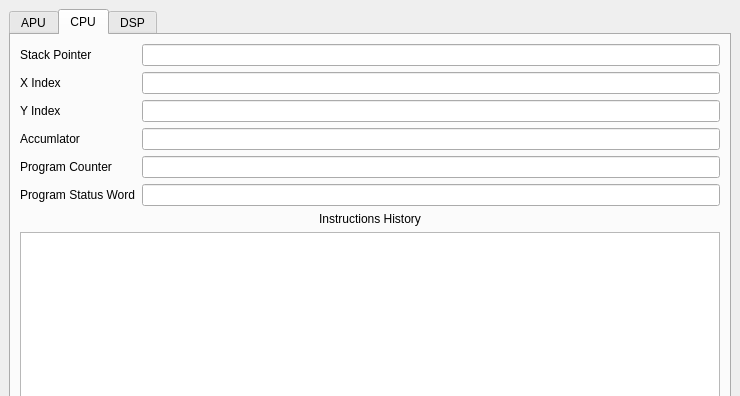
zoriya/ComSquare, file ui/apuView.ui: the form before one commit; both pictures show x 0 to 740 and y 0 to 396 of the 740 by 868 pixel window.
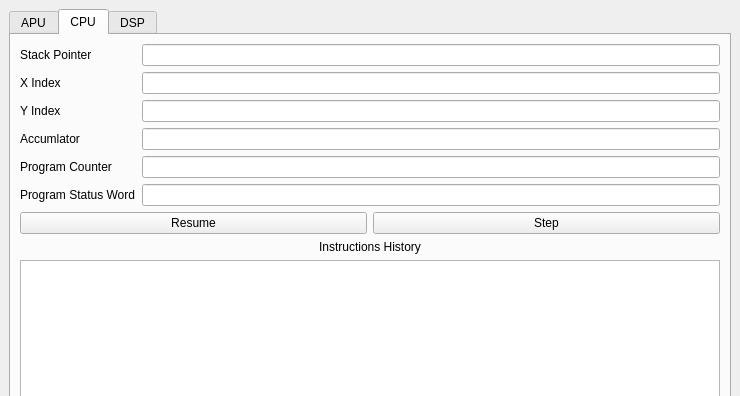
The form after the commit. The open tabs and pages were chosen to show the change. Icons and pictures are not drawn.

Commit message: Adding IPL Rom Trying (failure) to add a step/pause/resume action to debugger to see what's wrong in the APU (because something wrong is happening...)

```diff
--- a/ui/apuView.ui
+++ b/ui/apuView.ui
@@ -329,6 +329,45 @@
         <string>CPU</string>
        </attribute>
        <layout class="QGridLayout" name="gridLayout_3">
+        <item row="3" column="0">
+         <widget class="QTextBrowser" name="logger"/>
+        </item>
+        <item row="2" column="0">
+         <widget class="QLabel" name="loggerLabel">
+          <property name="text">
+           <string>Instructions History</string>
+          </property>
+          <property name="alignment">
+           <set>Qt::AlignCenter</set>
+          </property>
+         </widget>
+        </item>
+        <item row="1" column="0">
+         <layout class="QGridLayout" name="gridLayout">
+          <item row="0" column="0">
+           <widget class="QPushButton" name="resumeButton">
+            <property name="text">
+             <string>Resume</string>
+            </property>
+            <property name="icon">
+             <iconset resource="../resources/appResources.qrc">
+              <normaloff>:/resources/icons/play.svg</normaloff>:/resources/icons/play.svg</iconset>
+            </property>
+           </widget>
+          </item>
+          <item row="0" column="1">
+           <widget class="QPushButton" name="stepButton">
+            <property name="text">
+             <string>Step</string>
+            </property>
+            <property name="icon">
+             <iconset resource="../resources/appResources.qrc">
+              <normaloff>:/resources/icons/step.svg</normaloff>:/resources/icons/step.svg</iconset>
+            </property>
+           </widget>
+          </item>
+         </layout>
+        </item>
         <item row="0" column="0">
          <layout class="QGridLayout" name="gridLayout_15">
           <item row="0" column="0">
@@ -393,19 +432,6 @@
           </item>
          </layout>
         </item>
-        <item row="1" column="0">
-         <widget class="QLabel" name="loggerLabel">
-          <property name="text">
-           <string>Instructions History</string>
-          </property>
-          <property name="alignment">
-           <set>Qt::AlignCenter</set>
-          </property>
-         </widget>
-        </item>
-        <item row="2" column="0">
-         <widget class="QTextBrowser" name="logger"/>
-        </item>
        </layout>
       </widget>
       <widget class="QWidget" name="DSP">
```
Left out of the diff: 4 changed lines with no effect on the pictures. The commit also changes 10 other files.
